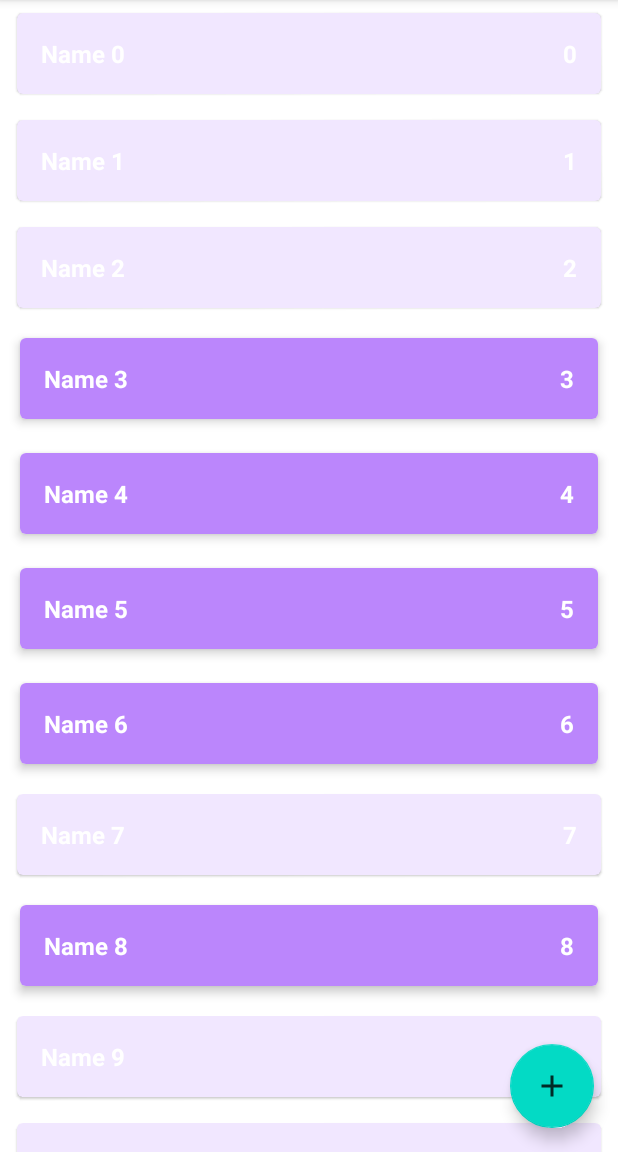
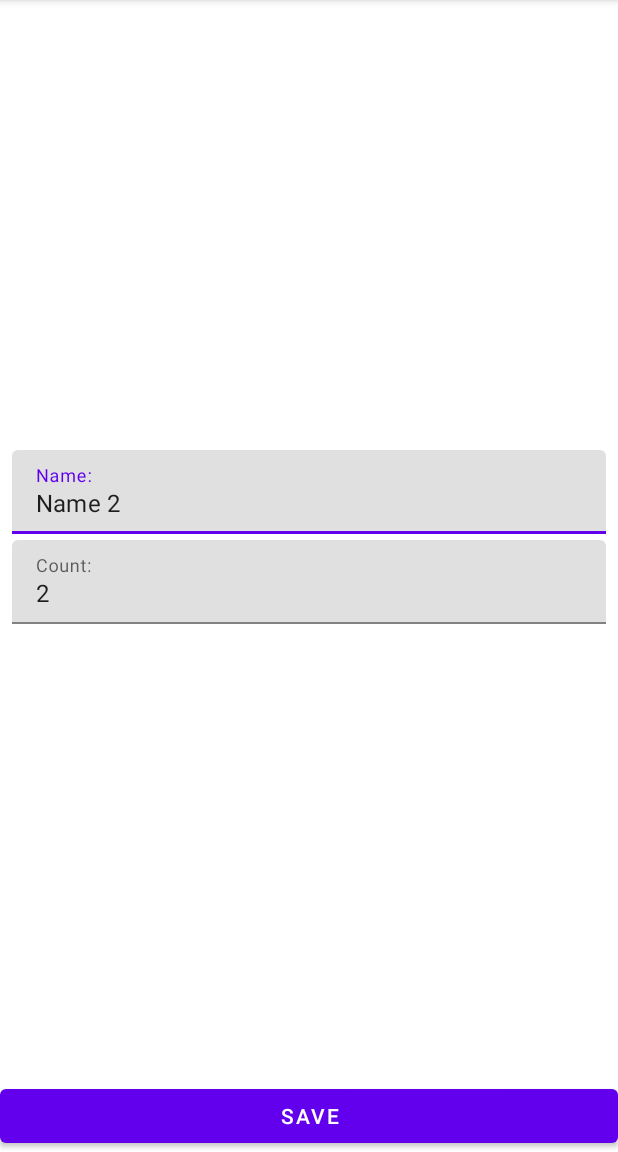
Before and after one commit to SoldatovEgor/ShoppingList, an Android app: the screen it shows after launch (MainActivity before the commit, ShopItemActivity after it), after a tap on an icon or button, on a phone screen of 412 x 824 dp, the part 84-1236 px from its top. Run offline under Robolectric (Android 15) with nearby library versions, the phone set to English and light mode, and no system bars.

Commit message:
creating two activity

```diff
--- a/app/src/main/AndroidManifest.xml
+++ b/app/src/main/AndroidManifest.xml
@@ -18,6 +18,11 @@
                 <category android:name="android.intent.category.LAUNCHER" />
             </intent-filter>
         </activity>
+        <activity
+            android:name=".presentation.ShopItemActivity"
+            android:exported="true"
+            android:windowSoftInputMode="adjustResize"
+            />
     </application>
 
 </manifest>
--- a/app/src/main/java/ru/soldatov/android/shoppinglist/data/ShopListRepositoryImpl.kt
+++ b/app/src/main/java/ru/soldatov/android/shoppinglist/data/ShopListRepositoryImpl.kt
@@ -15,7 +15,7 @@ object ShopListRepositoryImpl : ShopListRepository {
     private var autoIncrementId = 0
 
     init {
-        for (i in 0 until 1000) {
+        for (i in 0 until 10) {
             val shopItem = ShopItem("Name $i", i, Random.nextBoolean())
             addShopItem(shopItem)
         }
--- a/app/src/main/java/ru/soldatov/android/shoppinglist/presentation/MainActivity.kt
+++ b/app/src/main/java/ru/soldatov/android/shoppinglist/presentation/MainActivity.kt
@@ -1,5 +1,7 @@
 package ru.soldatov.android.shoppinglist.presentation
 
+import android.content.Context
+import android.content.Intent
 import androidx.appcompat.app.AppCompatActivity
 import android.os.Bundle
 import android.util.Log
@@ -7,9 +9,12 @@ import android.widget.Toast
 import androidx.lifecycle.ViewModelProvider
 import androidx.recyclerview.widget.ItemTouchHelper
 import androidx.recyclerview.widget.RecyclerView
+import com.google.android.material.floatingactionbutton.FloatingActionButton
 import ru.soldatov.android.shoppinglist.R
 
 class MainActivity : AppCompatActivity() {
+
+    private lateinit var buttonAddShopItem: FloatingActionButton
 
     private lateinit var viewModel: MainViewModel
     private lateinit var adapterShopList: ShopListAdapter
@@ -22,7 +27,11 @@ class MainActivity : AppCompatActivity() {
         viewModel.shopList.observe(this) {
             adapterShopList.submitList(it)
         }
-
+        buttonAddShopItem = findViewById(R.id.button_add_shop_item)
+        buttonAddShopItem.setOnClickListener {
+            val intent = ShopItemActivity.newIntentAddItem(this)
+            startActivity(intent)
+        }
     }
 
     private fun setupRecyclerView() {
@@ -74,6 +83,8 @@ class MainActivity : AppCompatActivity() {
 
     private fun setupClickListener() {
         adapterShopList.shopItemClickListener = {
+            val intent = ShopItemActivity.newIntentEditItem(this, it.id)
+            startActivity(intent)
             Log.d("MainActivityShop", it.toString())
         }
     }
--- /dev/null
+++ b/app/src/main/java/ru/soldatov/android/shoppinglist/presentation/ShopItemActivity.kt
@@ -0,0 +1,164 @@
+package ru.soldatov.android.shoppinglist.presentation
+
+import android.content.Context
+import android.content.Intent
+import android.os.Bundle
+import android.text.Editable
+import android.text.TextWatcher
+import android.widget.Button
+import androidx.appcompat.app.AppCompatActivity
+import androidx.lifecycle.ViewModelProvider
+import com.google.android.material.textfield.TextInputEditText
+import com.google.android.material.textfield.TextInputLayout
+import ru.soldatov.android.shoppinglist.R
+import ru.soldatov.android.shoppinglist.domain.ShopItem
+
+class ShopItemActivity : AppCompatActivity() {
+
+    private lateinit var tilName: TextInputLayout
+    private lateinit var tilCount: TextInputLayout
+    private lateinit var etName: TextInputEditText
+    private lateinit var etCount: TextInputEditText
+    private lateinit var buttonSaveShopItem: Button
+
+    private lateinit var viewModel: ShopItemViewModel
+
+    private var screenMode = UNDEFINED_MODE
+    private var shopItemId = ShopItem.UNDEFINED_ID
+
+    override fun onCreate(savedInstanceState: Bundle?) {
+        super.onCreate(savedInstanceState)
+        setContentView(R.layout.activity_shop_item)
+        parseIntent()
+        viewModel = ViewModelProvider(this)[ShopItemViewModel::class.java]
+        initViews()
+        launchRightMode()
+        addListenerChangeText()
+        observerViewModel()
+
+    }
+
+    private fun addListenerChangeText() {
+        etCount.addTextChangedListener(object : TextWatcher {
+            override fun beforeTextChanged(p0: CharSequence?, p1: Int, p2: Int, p3: Int) {
+            }
+
+            override fun onTextChanged(p0: CharSequence?, p1: Int, p2: Int, p3: Int) {
+                viewModel.resetErrorInputCount()
+            }
+
+            override fun afterTextChanged(p0: Editable?) {
+            }
+
+        })
+
+        etName.addTextChangedListener(object : TextWatcher {
+            override fun beforeTextChanged(p0: CharSequence?, p1: Int, p2: Int, p3: Int) {
+            }
+
+            override fun onTextChanged(p0: CharSequence?, p1: Int, p2: Int, p3: Int) {
+                viewModel.resetErrorInputName()
+            }
+
+            override fun afterTextChanged(p0: Editable?) {
+            }
+
+        })
+    }
+
+    private fun launchRightMode() {
+        when(screenMode) {
+            MODE_EDIT -> launchEditMode()
+            MODE_ADD -> launchAddMode()
+        }
+    }
+
+    private fun observerViewModel() {
+        viewModel.errorInputName.observe(this) {
+            val message = if (it) {
+                getString(R.string.invalid_name)
+            } else {
+                null
+            }
+            tilName.error = message
+        }
+        viewModel.errorInputCount.observe(this) {
+            val message = if (it) {
+                getString(R.string.invalid_count)
+            } else {
+                null
+            }
+            tilCount.error = message
+        }
+
+        viewModel.shouldCloseScreen.observe(this) {
+            finish()
+        }
+    }
+
+    private fun launchEditMode() {
+        viewModel.getShopItem(shopItemId)
+        viewModel.shopItem.observe(this) {
+            etName.setText(it.name)
+            etCount.setText(it.count.toString())
+        }
+        buttonSaveShopItem.setOnClickListener {
+            viewModel.editShopItem(etName.text?.toString(), etCount.text?.toString())
+        }
+    }
+
+    private fun launchAddMode() {
+        buttonSaveShopItem.setOnClickListener {
+            viewModel.addShopItem(etName.text.toString(), etCount.text.toString())
+        }
+    }
+
+    private fun initViews() {
+        tilName = findViewById(R.id.til_name)
+        tilCount = findViewById(R.id.til_count)
+        etName = findViewById(R.id.et_name)
+        etCount = findViewById(R.id.et_count)
+        buttonSaveShopItem = findViewById(R.id.save_button)
+    }
+
+    private fun parseIntent() {
+        if (!intent.hasExtra(EXTRA_SCREEN_MODE)) {
+            throw RuntimeException("Screen mode not find")
+        }
+        val mode = intent.getStringExtra(EXTRA_SCREEN_MODE)
+        if (mode != MODE_ADD && mode != MODE_EDIT) {
+            throw RuntimeException("Mode is not find")
+        }
+        screenMode = mode
+        if (screenMode == MODE_EDIT) {
+            if (!intent.hasExtra(EXTRA_SHOP_ITEM_ID)) {
+                throw RuntimeException("Screen mode not find mode: $mode")
+            }
+            shopItemId = intent.getIntExtra(EXTRA_SHOP_ITEM_ID, ShopItem.UNDEFINED_ID)
+        }
+    }
+
+    companion object {
+
+        private const val EXTRA_SCREEN_MODE = "extra_mode"
+        private const val EXTRA_SHOP_ITEM_ID = "extra_shop_item_id"
+        private const val MODE_ADD = "mode_add"
+        private const val MODE_EDIT = "mode_edit"
+        private const val UNDEFINED_MODE = ""
+
+        fun newIntentAddItem(context: Context): Intent {
+            val intent = Intent(context, ShopItemActivity::class.java)
+            intent.putExtra(EXTRA_SCREEN_MODE, MODE_ADD)
+            return intent
+        }
+
+        fun newIntentEditItem(context: Context, shopItemId: Int): Intent {
+            val intent = Intent(context, ShopItemActivity::class.java)
+            intent.putExtra(EXTRA_SCREEN_MODE, MODE_EDIT)
+            intent.putExtra(EXTRA_SHOP_ITEM_ID, shopItemId)
+            return intent
+        }
+
+    }
+
+}
--- /dev/null
+++ b/app/src/main/java/ru/soldatov/android/shoppinglist/presentation/ShopItemViewModel.kt
@@ -0,0 +1,104 @@
+package ru.soldatov.android.shoppinglist.presentation
+
+import androidx.lifecycle.LiveData
+import androidx.lifecycle.MutableLiveData
+import androidx.lifecycle.ViewModel
+import ru.soldatov.android.shoppinglist.data.ShopListRepositoryImpl
+import ru.soldatov.android.shoppinglist.domain.AddShopItemUseCase
+import ru.soldatov.android.shoppinglist.domain.EditShopItemUseCase
+import ru.soldatov.android.shoppinglist.domain.GetShopItemUseCase
+import ru.soldatov.android.shoppinglist.domain.ShopItem
+import java.lang.RuntimeException
+
+class ShopItemViewModel : ViewModel() {
+
+    private val repository = ShopListRepositoryImpl
+
+    private val getShopItemUseCase = GetShopItemUseCase(repository)
+    private val addShopItemUseCase = AddShopItemUseCase(repository)
+    private val editShopItemUseCase = EditShopItemUseCase(repository)
+
+    private val _errorInputName = MutableLiveData<Boolean>()
+    private val _errorInputCount = MutableLiveData<Boolean>()
+    private val _shopItem = MutableLiveData<ShopItem>()
+    private val _shouldCloseScreen = MutableLiveData<Unit>()
+
+    val errorInputName: LiveData<Boolean>
+        get() = _errorInputName
+
+    val errorInputCount: LiveData<Boolean>
+        get() = _errorInputCount
+
+    val shopItem: LiveData<ShopItem>
+        get() = _shopItem
+
+    val shouldCloseScreen: LiveData<Unit>
+        get() = _shouldCloseScreen
+
+    fun getShopItem(shopItemId: Int) {
+        val item = getShopItemUseCase.getShopItem(shopItemId)
+        _shopItem.value = item
+    }
+
+    fun addShopItem(inputName: String?, inputCount: String?) {
+        val name = parseName(inputName)
+        val count = parseCount(inputCount)
+        val fieldsValid = validateInput(name, count)
+        if (fieldsValid) {
+            val shopItem = ShopItem(name, count, true)
+            addShopItemUseCase.addShopItem(shopItem)
+            finishWork()
+        }
+    }
+
+    fun editShopItem(inputName: String?, inputCount: String?) {
+        val name = parseName(inputName)
+        val count = parseCount(inputCount)
+        val fieldsValid = validateInput(name, count)
+        if (fieldsValid) {
+            _shopItem.value?.let {
+                val item = it.copy(name = name, count = count)
+                editShopItemUseCase.editShopItem(item)
+                finishWork()
+            }
+        }
+    }
+
+    private fun parseName(inputName: String?): String {
+        return inputName?.trim() ?: ""
+    }
+
+    private fun parseCount(inputCount: String?): Int {
+        return try {
+            inputCount?.trim()?.toInt() ?: 0
+        } catch (e: RuntimeException) {
+            0
+        }
+    }
+
+    private fun validateInput(name: String, count: Int): Boolean {
+        var result = true
+        if (name.isBlank()) {
+            _errorInputName.value = true
+            result = false
+        }
+        if (count <= 0) {
+            _errorInputCount.value = true
+            result = false
+        }
+        return result
+    }
+
+    fun resetErrorInputName() {
+        _errorInputName.value = false
+    }
+
+    fun resetErrorInputCount() {
+        _errorInputCount.value = false
+    }
+
+    private fun finishWork() {
+        _shouldCloseScreen.value = Unit
+    }
+
+}
--- /dev/null
+++ b/app/src/main/res/layout/activity_shop_item.xml
@@ -0,0 +1,63 @@
+<?xml version="1.0" encoding="utf-8"?>
+<androidx.constraintlayout.widget.ConstraintLayout
+    xmlns:android="http://schemas.android.com/apk/res/android"
+    android:layout_width="match_parent"
+    android:layout_height="match_parent"
+    xmlns:app="http://schemas.android.com/apk/res-auto">
+
+    <com.google.android.material.textfield.TextInputLayout
+        android:id="@+id/til_name"
+        android:layout_width="0dp"
+        android:layout_height="wrap_content"
+        android:layout_marginStart="8dp"
+        android:layout_marginBottom="4dp"
+        android:layout_marginEnd="8dp"
+        app:layout_constraintTop_toTopOf="parent"
+        app:layout_constraintStart_toStartOf="parent"
+        app:layout_constraintEnd_toEndOf="parent"
+        app:layout_constraintBottom_toTopOf="@id/til_count"
+        app:layout_constraintVertical_chainStyle="packed">
+
+        <com.google.android.material.textfield.TextInputEditText
+            android:id="@+id/et_name"
+            android:layout_width="match_parent"
+            android:layout_height="wrap_content"
+            android:hint="@string/name"
+            android:inputType="textCapWords"
+            />
+
+    </com.google.android.material.textfield.TextInputLayout>
+
+    <com.google.android.material.textfield.TextInputLayout
+        android:id="@+id/til_count"
+        android:layout_width="0dp"
+        android:layout_height="wrap_content"
+        android:layout_marginStart="8dp"
+        android:layout_marginBottom="4dp"
+        android:layout_marginEnd="8dp"
+        app:layout_constraintTop_toBottomOf="@id/til_name"
+        app:layout_constraintStart_toStartOf="parent"
+        app:layout_constraintEnd_toEndOf="parent"
+        app:layout_constraintBottom_toTopOf="@id/save_button"
+        app:layout_constraintVertical_chainStyle="packed">
+
+        <com.google.android.material.textfield.TextInputEditText
+            android:id="@+id/et_count"
+            android:layout_width="match_parent"
+            android:layout_height="wrap_content"
+            android:hint="@string/count"
+            android:inputType="number"
+            />
+
+    </com.google.android.material.textfield.TextInputLayout>
+
+    <Button
+        android:id="@+id/save_button"
+        android:layout_width="0dp"
+        android:layout_height="wrap_content"
+        android:text="@string/save"
+        app:layout_constraintBottom_toBottomOf="parent"
+        app:layout_constraintStart_toStartOf="parent"
+        app:layout_constraintEnd_toEndOf="parent"/>
+
+</androidx.constraintlayout.widget.ConstraintLayout>
--- a/app/src/main/res/layout/item_shop_enabled.xml
+++ b/app/src/main/res/layout/item_shop_enabled.xml
@@ -1,5 +1,6 @@
 <?xml version="1.0" encoding="utf-8"?>
-<androidx.cardview.widget.CardView xmlns:android="http://schemas.android.com/apk/res/android"
+<androidx.cardview.widget.CardView
+    xmlns:android="http://schemas.android.com/apk/res/android"
     xmlns:app="http://schemas.android.com/apk/res-auto"
     android:layout_width="match_parent"
     android:layout_height="wrap_content"
--- a/app/src/main/res/values/strings.xml
+++ b/app/src/main/res/values/strings.xml
@@ -1,3 +1,8 @@
 <resources>
     <string name="app_name">Shopping List</string>
+    <string name="name">Name:</string>
+    <string name="count">Count:</string>
+    <string name="save">Save</string>
+    <string name="invalid_name">Invalid name</string>
+    <string name="invalid_count">Invalid count</string>
 </resources>
```
